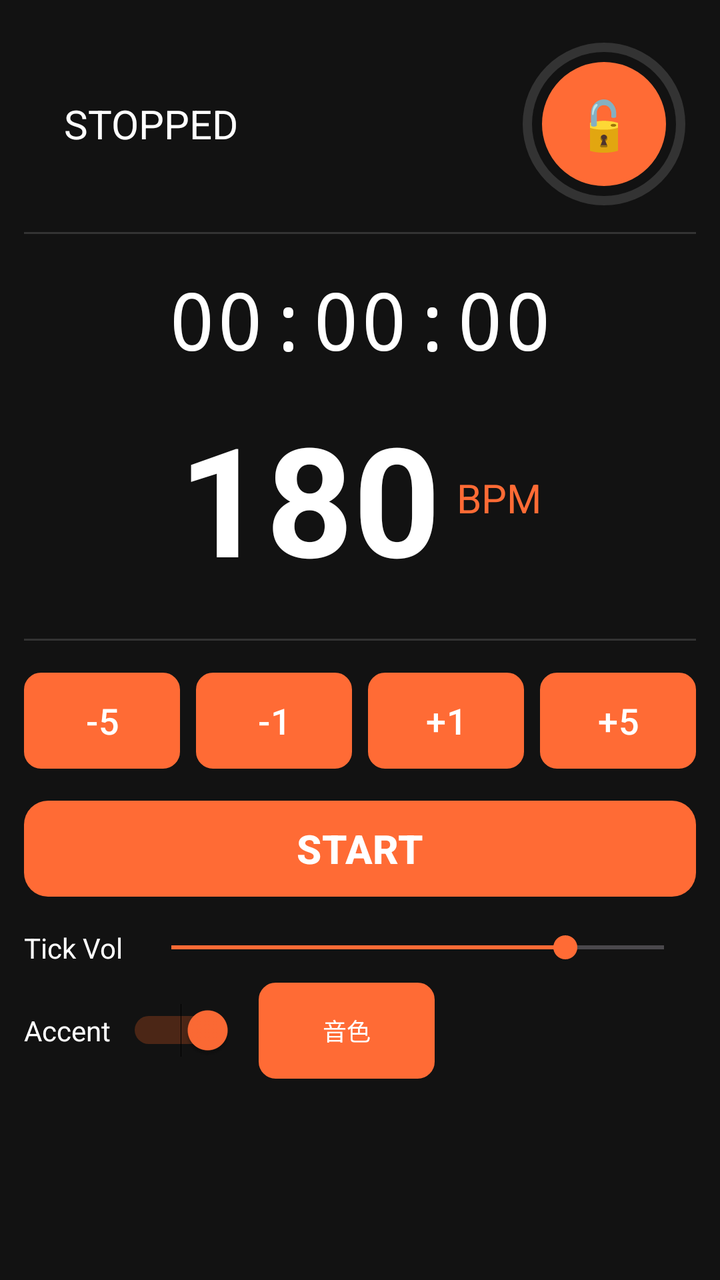
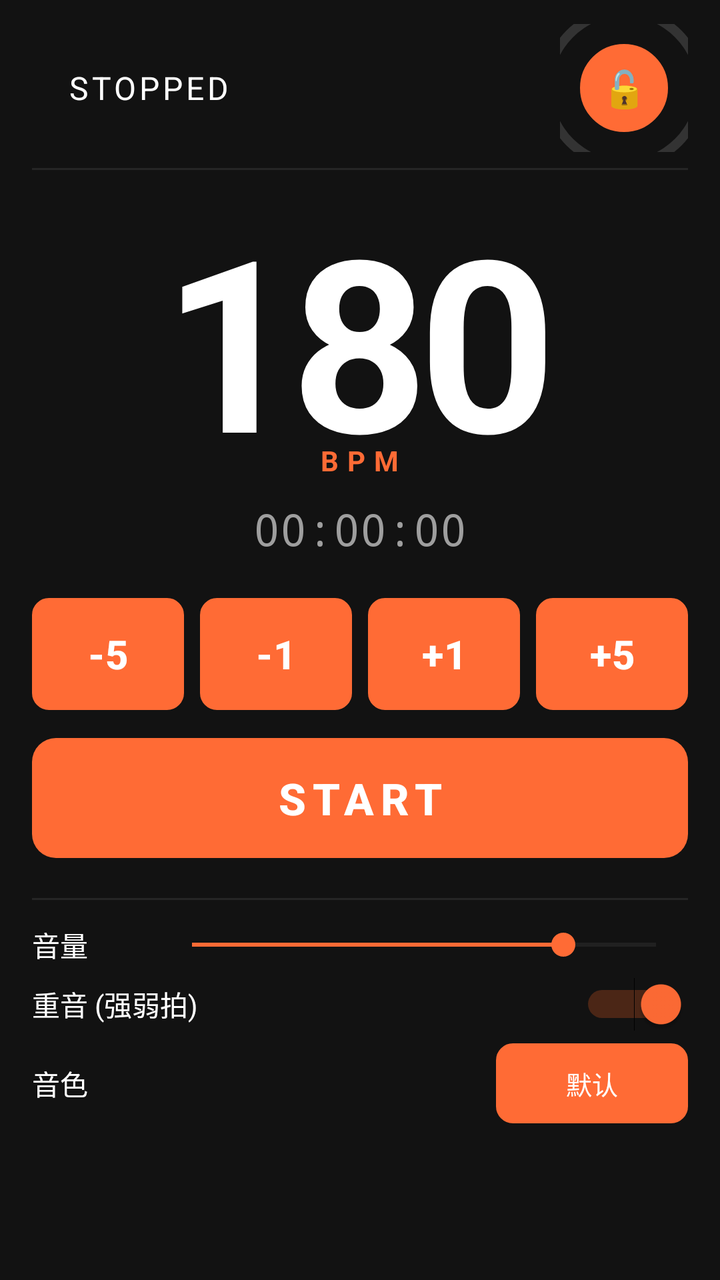

Screens rendered from an Android XML layout before and after an edit, with the pre-edit source and the edit as a unified diff.
<!-- AndroidManifest.xml: application theme Theme.RunBeatPro -->
<!-- res/layout/activity_main.xml -->
<?xml version="1.0" encoding="utf-8"?>
<LinearLayout xmlns:android="http://schemas.android.com/apk/res/android"
    android:layout_width="match_parent"
    android:layout_height="match_parent"
    android:orientation="vertical"
    android:background="@color/background"
    android:padding="12dp">

    
    <LinearLayout
        android:id="@+id/layoutStatusBar"
        android:layout_width="match_parent"
        android:layout_height="wrap_content"
        android:orientation="horizontal"
        android:gravity="center_vertical"
        android:layout_marginTop="4dp"
        android:layout_marginBottom="8dp">

        <View
            android:id="@+id/viewStatusDot"
            android:layout_width="12dp"
            android:layout_height="12dp"
            android:layout_marginEnd="8dp"
            android:background="@drawable/status_dot" />

        <TextView
            android:id="@+id/tvStatus"
            android:layout_width="0dp"
            android:layout_height="wrap_content"
            android:layout_weight="1"
            android:text="STOPPED"
            android:textColor="@color/textPrimary"
            android:textSize="20sp" />

        <FrameLayout
            android:layout_width="92dp"
            android:layout_height="92dp">

            <ProgressBar
                android:id="@+id/unlockProgress"
                style="?android:attr/progressBarStyleHorizontal"
                android:layout_width="92dp"
                android:layout_height="92dp"
                android:progressDrawable="@drawable/circular_progress"
                android:max="2000"
                android:progress="0"
                android:clickable="false"
                android:focusable="false" />

            <Button
                android:id="@+id/btnLock"
                android:layout_width="62dp"
                android:layout_height="62dp"
                android:layout_gravity="center"
                android:text="🔓"
                android:textSize="24sp"
                android:gravity="center"
                android:background="@drawable/btn_lock" />
        </FrameLayout>
    </LinearLayout>

    
    <View
        android:layout_width="match_parent"
        android:layout_height="1dp"
        android:background="#333333"
        android:layout_marginBottom="16dp" />

    
    <TextView
        android:id="@+id/tvTimer"
        android:layout_width="match_parent"
        android:layout_height="wrap_content"
        android:text="00:00:00"
        android:textColor="@color/textPrimary"
        android:textSize="40sp"
        android:typeface="monospace"
        android:gravity="center"
        android:layout_marginBottom="12dp" />

    
    <LinearLayout
        android:layout_width="match_parent"
        android:layout_height="wrap_content"
        android:orientation="horizontal"
        android:gravity="center"
        android:layout_marginBottom="20dp">

        <TextView
            android:id="@+id/tvBpm"
            android:layout_width="wrap_content"
            android:layout_height="wrap_content"
            android:text="180"
            android:textColor="@color/textPrimary"
            android:textSize="76sp"
            android:textStyle="bold" />

        <TextView
            android:id="@+id/tvBpmLabel"
            android:layout_width="wrap_content"
            android:layout_height="wrap_content"
            android:text="BPM"
            android:textColor="@color/colorPrimary"
            android:textSize="20sp"
            android:layout_marginStart="8dp" />
    </LinearLayout>

    
    <View
        android:layout_width="match_parent"
        android:layout_height="1dp"
        android:background="#333333"
        android:layout_marginBottom="16dp" />

    
    <LinearLayout
        android:id="@+id/layoutBpmControls"
        android:layout_width="match_parent"
        android:layout_height="wrap_content"
        android:orientation="horizontal"
        android:gravity="center"
        android:layout_marginBottom="16dp">

        <Button
            android:id="@+id/btnBpmMinus5"
            android:layout_width="0dp"
            android:layout_height="48dp"
            android:layout_weight="1"
            android:layout_marginEnd="8dp"
            android:text="-5"
            android:textSize="18sp"
            android:background="@drawable/btn_bpm_control" />

        <Button
            android:id="@+id/btnBpmMinus1"
            android:layout_width="0dp"
            android:layout_height="48dp"
            android:layout_weight="1"
            android:layout_marginEnd="8dp"
            android:text="-1"
            android:textSize="18sp"
            android:background="@drawable/btn_bpm_control" />

        <Button
            android:id="@+id/btnBpmPlus1"
            android:layout_width="0dp"
            android:layout_height="48dp"
            android:layout_weight="1"
            android:layout_marginEnd="8dp"
            android:text="+1"
            android:textSize="18sp"
            android:background="@drawable/btn_bpm_control" />

        <Button
            android:id="@+id/btnBpmPlus5"
            android:layout_width="0dp"
            android:layout_height="48dp"
            android:layout_weight="1"
            android:text="+5"
            android:textSize="18sp"
            android:background="@drawable/btn_bpm_control" />
    </LinearLayout>

    
    <Button
        android:id="@+id/btnStartPause"
        android:layout_width="match_parent"
        android:layout_height="48dp"
        android:text="START"
        android:textSize="20sp"
        android:textStyle="bold"
        android:background="@drawable/btn_start_pause"
        android:layout_marginBottom="16dp" />

    
    <LinearLayout
        android:layout_width="match_parent"
        android:layout_height="wrap_content"
        android:orientation="horizontal"
        android:gravity="center_vertical"
        android:layout_marginBottom="8dp">

        <TextView
            android:id="@+id/tvTickVolumeLabel"
            android:layout_width="wrap_content"
            android:layout_height="wrap_content"
            android:text="Tick Vol"
            android:textColor="@color/textPrimary"
            android:textSize="14sp"
            android:layout_marginEnd="8dp" />

        <SeekBar
            android:id="@+id/sbTickVolume"
            android:layout_width="0dp"
            android:layout_height="wrap_content"
            android:layout_weight="1"
            android:max="100"
            android:progress="80"
            android:thumbTint="@color/colorPrimary"
            android:progressTint="@color/colorPrimary" />
    </LinearLayout>

    
    <LinearLayout
        android:id="@+id/layoutParams"
        android:layout_width="match_parent"
        android:layout_height="wrap_content"
        android:orientation="horizontal"
        android:gravity="center_vertical"
        android:layout_marginBottom="8dp">

        <TextView
            android:id="@+id/tvAccentLabel"
            android:layout_width="wrap_content"
            android:layout_height="wrap_content"
            android:text="Accent"
            android:textColor="@color/textPrimary"
            android:textSize="14sp"
            android:layout_marginEnd="8dp" />

        <Switch
            android:id="@+id/switchAccent"
            android:layout_width="wrap_content"
            android:layout_height="wrap_content"
            android:checked="true"
            android:thumbTint="@color/colorPrimary"
            android:trackTint="@color/colorPrimaryVariant" />

        <Button
            android:id="@+id/btnTimbre"
            android:layout_width="wrap_content"
            android:layout_height="wrap_content"
            android:text="音色"
            android:textSize="12sp"
            android:layout_marginStart="12dp"
            android:background="@drawable/btn_bpm_control"
            android:paddingLeft="8dp"
            android:paddingRight="8dp"
            android:ellipsize="end"
            android:maxLines="1" />
    </LinearLayout>

    <TextView
        android:id="@+id/tvBuildInfo"
        android:layout_width="match_parent"
        android:layout_height="wrap_content"
        android:gravity="center"
        android:textColor="#666666"
        android:textSize="11sp"
        android:paddingBottom="4dp" />

</LinearLayout>
<!-- resources referenced by this layout -->
<resources>
  <color name="background">#121212</color>
  <color name="colorPrimary">#FF6B35</color>
  <color name="colorPrimaryVariant">#CC5520</color>
  <color name="textPrimary">#FFFFFF</color>
  <!-- drawable btn_bpm_control (drawable) -->
  <?xml version="1.0" encoding="utf-8"?>
  <shape xmlns:android="http://schemas.android.com/apk/res/android">
      <solid android:color="#2A2A2A" />
      <corners android:radius="8dp" />
      <stroke android:width="1dp" android:color="#FF6B35" />
  </shape>
  <!-- drawable btn_lock (drawable) -->
  <?xml version="1.0" encoding="utf-8"?>
  <shape xmlns:android="http://schemas.android.com/apk/res/android"
      android:shape="oval">
      <solid android:color="#2A2A2A" />
      <stroke android:width="2dp" android:color="#FF6B35" />
  </shape>
  <!-- drawable btn_start_pause (drawable) -->
  <?xml version="1.0" encoding="utf-8"?>
  <shape xmlns:android="http://schemas.android.com/apk/res/android">
      <solid android:color="#FF6B35" />
      <corners android:radius="12dp" />
  </shape>
  <!-- drawable circular_progress (drawable) -->
  <?xml version="1.0" encoding="utf-8"?>
  <layer-list xmlns:android="http://schemas.android.com/apk/res/android">
      <item android:id="@android:id/background">
          <shape android:shape="ring"
              android:innerRadius="36dp"
              android:thickness="4.5dp"
              android:useLevel="false">
              <solid android:color="#333333" />
          </shape>
      </item>
      <item android:id="@android:id/progress">
          <rotate android:fromDegrees="-90" android:toDegrees="270">
              <shape android:shape="ring"
                  android:innerRadius="36dp"
                  android:thickness="4.5dp"
                  android:useLevel="true">
                  <solid android:color="@color/colorPrimary" />
              </shape>
          </rotate>
      </item>
  </layer-list>
  <!-- drawable status_dot (drawable) -->
  <?xml version="1.0" encoding="utf-8"?>
  <shape xmlns:android="http://schemas.android.com/apk/res/android" android:shape="oval">
      <solid android-color="#4CAF50" />
      <size android:width="12dp" android:height="12dp" />
  </shape>
  <style name="Theme.RunBeatPro" parent="Theme.Material3.Dark">
          <item name="colorPrimary">#FF6B35</item>
          <item name="colorPrimaryVariant">#CC5520</item>
          <item name="colorOnPrimary">#FFFFFF</item>
          <item name="android:windowBackground">@color/background</item>
          <item name="android:statusBarColor">#FF6B35</item>
      </style>
</resources>

<!-- the commit's change to res/layout/activity_main.xml (unified diff, before → after) -->
@@ -1,10 +1,17 @@
 <?xml version="1.0" encoding="utf-8"?>
-<LinearLayout xmlns:android="http://schemas.android.com/apk/res/android"
+<ScrollView xmlns:android="http://schemas.android.com/apk/res/android"
     android:layout_width="match_parent"
     android:layout_height="match_parent"
+    android:background="@color/background"
+    android:fillViewport="true">
+
+<LinearLayout
+    android:layout_width="match_parent"
+    android:layout_height="wrap_content"
     android:orientation="vertical"
-    android:background="@color/background"
-    android:padding="12dp">
+    android:paddingHorizontal="16dp"
+    android:paddingTop="12dp"
+    android:paddingBottom="16dp">
 
     
     <LinearLayout
@@ -13,13 +20,12 @@
         android:layout_height="wrap_content"
         android:orientation="horizontal"
         android:gravity="center_vertical"
-        android:layout_marginTop="4dp"
         android:layout_marginBottom="8dp">
 
         <View
             android:id="@+id/viewStatusDot"
-            android:layout_width="12dp"
-            android:layout_height="12dp"
+            android:layout_width="10dp"
+            android:layout_height="10dp"
             android:layout_marginEnd="8dp"
             android:background="@drawable/status_dot" />
 
@@ -30,17 +36,18 @@
             android:layout_weight="1"
             android:text="STOPPED"
             android:textColor="@color/textPrimary"
-            android:textSize="20sp" />
+            android:textSize="16sp"
+            android:letterSpacing="0.1" />
 
         <FrameLayout
-            android:layout_width="92dp"
-            android:layout_height="92dp">
+            android:layout_width="64dp"
+            android:layout_height="64dp">
 
             <ProgressBar
                 android:id="@+id/unlockProgress"
                 style="?android:attr/progressBarStyleHorizontal"
-                android:layout_width="92dp"
-                android:layout_height="92dp"
+                android:layout_width="match_parent"
+                android:layout_height="match_parent"
                 android:progressDrawable="@drawable/circular_progress"
                 android:max="2000"
                 android:progress="0"
@@ -49,22 +56,56 @@
 
             <Button
                 android:id="@+id/btnLock"
-                android:layout_width="62dp"
-                android:layout_height="62dp"
+                android:layout_width="44dp"
+                android:layout_height="44dp"
                 android:layout_gravity="center"
                 android:text="🔓"
-                android:textSize="24sp"
+                android:textSize="18sp"
                 android:gravity="center"
+                android:padding="0dp"
+                android:minWidth="0dp"
+                android:minHeight="0dp"
                 android:background="@drawable/btn_lock" />
         </FrameLayout>
     </LinearLayout>
 
-    
     <View
         android:layout_width="match_parent"
         android:layout_height="1dp"
-        android:background="#333333"
-        android:layout_marginBottom="16dp" />
+        android:background="#262626"
+        android:layout_marginBottom="12dp" />
+
+    
+    <FrameLayout
+        android:layout_width="match_parent"
+        android:layout_height="wrap_content"
+        android:layout_marginTop="8dp"
+        android:layout_marginBottom="4dp">
+
+        <TextView
+            android:id="@+id/tvBpm"
+            android:layout_width="wrap_content"
+            android:layout_height="wrap_content"
+            android:layout_gravity="center"
+            android:text="180"
+            android:textColor="@color/textPrimary"
+            android:textSize="120sp"
+            android:textStyle="bold"
+            android:includeFontPadding="false"
+            android:letterSpacing="-0.04" />
+
+        <TextView
+            android:id="@+id/tvBpmLabel"
+            android:layout_width="wrap_content"
+            android:layout_height="wrap_content"
+            android:layout_gravity="center_horizontal|bottom"
+            android:layout_marginBottom="6dp"
+            android:text="BPM"
+            android:textColor="@color/colorPrimary"
+            android:textSize="14sp"
+            android:letterSpacing="0.3"
+            android:textStyle="bold" />
+    </FrameLayout>
 
     
     <TextView
@@ -72,92 +113,62 @@
         android:layout_width="match_parent"
         android:layout_height="wrap_content"
         android:text="00:00:00"
-        android:textColor="@color/textPrimary"
-        android:textSize="40sp"
+        android:textColor="#9E9E9E"
+        android:textSize="22sp"
         android:typeface="monospace"
         android:gravity="center"
-        android:layout_marginBottom="12dp" />
-
-    
-    <LinearLayout
+        android:layout_marginBottom="20dp" />
+
+    
+    <LinearLayout
+        android:id="@+id/layoutBpmControls"
         android:layout_width="match_parent"
         android:layout_height="wrap_content"
         android:orientation="horizontal"
         android:gravity="center"
-        android:layout_marginBottom="20dp">
-
-        <TextView
-            android:id="@+id/tvBpm"
-            android:layout_width="wrap_content"
-            android:layout_height="wrap_content"
-            android:text="180"
-            android:textColor="@color/textPrimary"
-            android:textSize="76sp"
-            android:textStyle="bold" />
-
-        <TextView
-            android:id="@+id/tvBpmLabel"
-            android:layout_width="wrap_content"
-            android:layout_height="wrap_content"
-            android:text="BPM"
-            android:textColor="@color/colorPrimary"
-            android:textSize="20sp"
-            android:layout_marginStart="8dp" />
-    </LinearLayout>
-
-    
-    <View
-        android:layout_width="match_parent"
-        android:layout_height="1dp"
-        android:background="#333333"
-        android:layout_marginBottom="16dp" />
-
-    
-    <LinearLayout
-        android:id="@+id/layoutBpmControls"
-        android:layout_width="match_parent"
-        android:layout_height="wrap_content"
-        android:orientation="horizontal"
-        android:gravity="center"
-        android:layout_marginBottom="16dp">
+        android:layout_marginBottom="14dp">
 
         <Button
             android:id="@+id/btnBpmMinus5"
             android:layout_width="0dp"
-            android:layout_height="48dp"
+            android:layout_height="56dp"
             android:layout_weight="1"
             android:layout_marginEnd="8dp"
             android:text="-5"
-            android:textSize="18sp"
+            android:textSize="20sp"
+            android:textStyle="bold"
             android:background="@drawable/btn_bpm_control" />
 
         <Button
             android:id="@+id/btnBpmMinus1"
             android:layout_width="0dp"
-            android:layout_height="48dp"
+            android:layout_height="56dp"
             android:layout_weight="1"
             android:layout_marginEnd="8dp"
             android:text="-1"
-            android:textSize="18sp"
+            android:textSize="20sp"
+            android:textStyle="bold"
             android:background="@drawable/btn_bpm_control" />
 
         <Button
             android:id="@+id/btnBpmPlus1"
             android:layout_width="0dp"
-            android:layout_height="48dp"
+            android:layout_height="56dp"
             android:layout_weight="1"
             android:layout_marginEnd="8dp"
             android:text="+1"
-            android:textSize="18sp"
+            android:textSize="20sp"
+            android:textStyle="bold"
             android:background="@drawable/btn_bpm_control" />
 
         <Button
             android:id="@+id/btnBpmPlus5"
             android:layout_width="0dp"
-            android:layout_height="48dp"
+            android:layout_height="56dp"
             android:layout_weight="1"
             android:text="+5"
-            android:textSize="18sp"
+            android:textSize="20sp"
+            android:textStyle="bold"
             android:background="@drawable/btn_bpm_control" />
     </LinearLayout>
 
@@ -165,29 +176,35 @@
     <Button
         android:id="@+id/btnStartPause"
         android:layout_width="match_parent"
-        android:layout_height="48dp"
+        android:layout_height="60dp"
         android:text="START"
-        android:textSize="20sp"
+        android:textSize="22sp"
         android:textStyle="bold"
+        android:letterSpacing="0.15"
         android:background="@drawable/btn_start_pause"
-        android:layout_marginBottom="16dp" />
-
-    
-    <LinearLayout
-        android:layout_width="match_parent"
-        android:layout_height="wrap_content"
-        android:orientation="horizontal"
-        android:gravity="center_vertical"
-        android:layout_marginBottom="8dp">
+        android:layout_marginBottom="20dp" />
+
+    <View
+        android:layout_width="match_parent"
+        android:layout_height="1dp"
+        android:background="#262626"
+        android:layout_marginBottom="12dp" />
+
+    
+    <LinearLayout
+        android:layout_width="match_parent"
+        android:layout_height="wrap_content"
+        android:orientation="horizontal"
+        android:gravity="center_vertical"
+        android:layout_marginBottom="6dp">
 
         <TextView
             android:id="@+id/tvTickVolumeLabel"
-            android:layout_width="wrap_content"
-            android:layout_height="wrap_content"
-            android:text="Tick Vol"
-            android:textColor="@color/textPrimary"
-            android:textSize="14sp"
-            android:layout_marginEnd="8dp" />
+            android:layout_width="64dp"
+            android:layout_height="wrap_content"
+            android:text="音量"
+            android:textColor="@color/textPrimary"
+            android:textSize="14sp" />
 
         <SeekBar
             android:id="@+id/sbTickVolume"
@@ -197,7 +214,8 @@
             android:max="100"
             android:progress="80"
             android:thumbTint="@color/colorPrimary"
-            android:progressTint="@color/colorPrimary" />
+            android:progressTint="@color/colorPrimary"
+            android:progressBackgroundTint="#444444" />
     </LinearLayout>
 
     
@@ -207,16 +225,16 @@
         android:layout_height="wrap_content"
         android:orientation="horizontal"
         android:gravity="center_vertical"
-        android:layout_marginBottom="8dp">
+        android:layout_marginBottom="6dp">
 
         <TextView
             android:id="@+id/tvAccentLabel"
-            android:layout_width="wrap_content"
-            android:layout_height="wrap_content"
-            android:text="Accent"
-            android:textColor="@color/textPrimary"
-            android:textSize="14sp"
-            android:layout_marginEnd="8dp" />
+            android:layout_width="0dp"
+            android:layout_height="wrap_content"
+            android:layout_weight="1"
+            android:text="重音 (强弱拍)"
+            android:textColor="@color/textPrimary"
+            android:textSize="14sp" />
 
         <Switch
             android:id="@+id/switchAccent"
@@ -225,17 +243,34 @@
             android:checked="true"
             android:thumbTint="@color/colorPrimary"
             android:trackTint="@color/colorPrimaryVariant" />
+    </LinearLayout>
+
+    
+    <LinearLayout
+        android:layout_width="match_parent"
+        android:layout_height="wrap_content"
+        android:orientation="horizontal"
+        android:gravity="center_vertical"
+        android:layout_marginBottom="8dp">
+
+        <TextView
+            android:layout_width="0dp"
+            android:layout_height="wrap_content"
+            android:layout_weight="1"
+            android:text="音色"
+            android:textColor="@color/textPrimary"
+            android:textSize="14sp" />
 
         <Button
             android:id="@+id/btnTimbre"
             android:layout_width="wrap_content"
-            android:layout_height="wrap_content"
-            android:text="音色"
-            android:textSize="12sp"
-            android:layout_marginStart="12dp"
+            android:layout_height="40dp"
+            android:minWidth="96dp"
+            android:text="默认"
+            android:textSize="13sp"
             android:background="@drawable/btn_bpm_control"
-            android:paddingLeft="8dp"
-            android:paddingRight="8dp"
+            android:paddingLeft="14dp"
+            android:paddingRight="14dp"
             android:ellipsize="end"
             android:maxLines="1" />
     </LinearLayout>
@@ -245,8 +280,9 @@
         android:layout_width="match_parent"
         android:layout_height="wrap_content"
         android:gravity="center"
-        android:textColor="#666666"
-        android:textSize="11sp"
-        android:paddingBottom="4dp" />
+        android:textColor="#555555"
+        android:textSize="10sp"
+        android:paddingTop="6dp" />
 
 </LinearLayout>
+</ScrollView>
